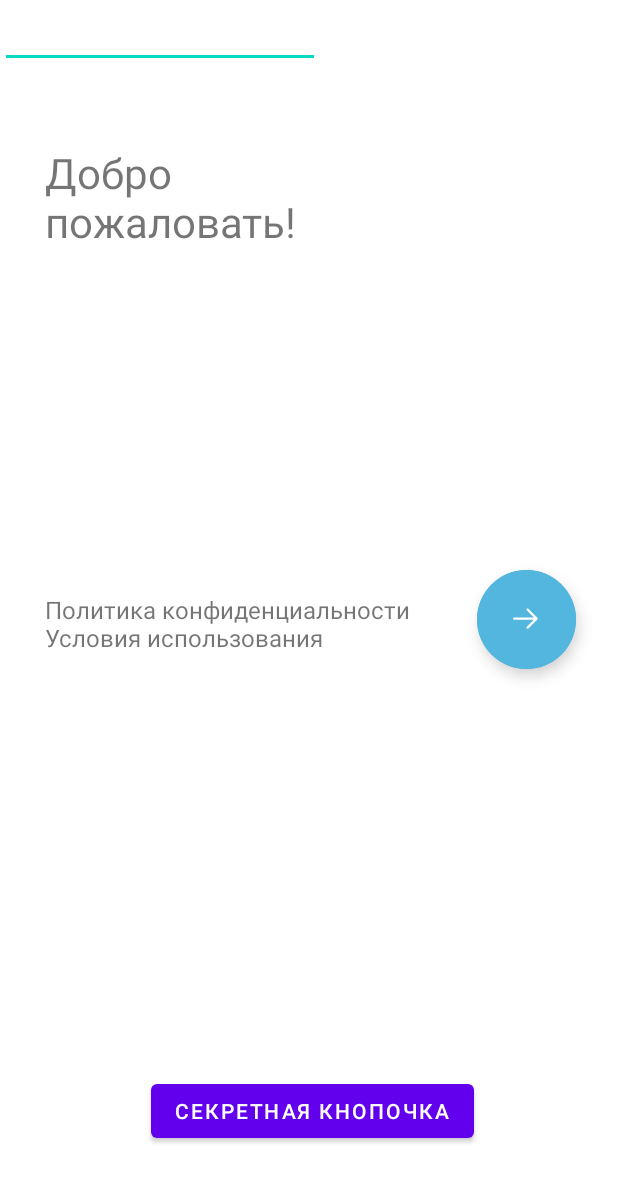
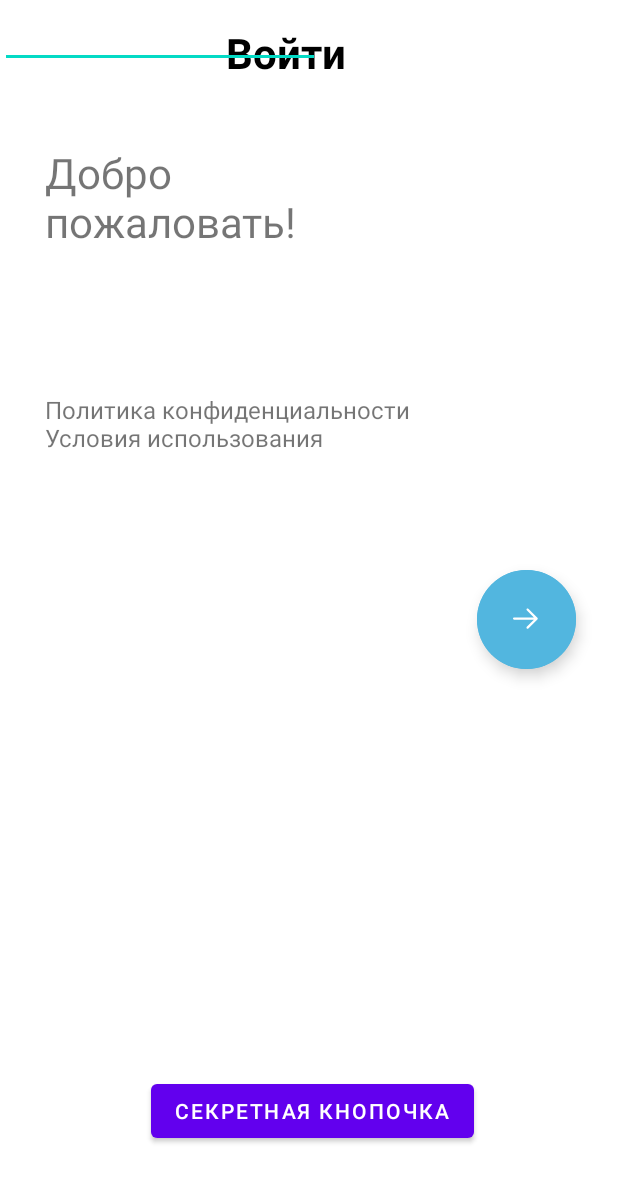
Before and after one commit to submgr/meditations, an Android app: the Auth screen opened directly, with no data from a screen before it, on a phone screen of 412 x 824 dp. Shown: the top 1182 px of the screen. Run offline under Robolectric (Android 15) with nearby library versions, the phone set to English and light mode, and no system bars.

Commit message:
updated color

```diff
--- a/app/src/main/res/layout/activity_auth.xml
+++ b/app/src/main/res/layout/activity_auth.xml
@@ -17,13 +17,28 @@
         app:layout_constraintEnd_toEndOf="parent" />
 
     <TextView
-        android:id="@+id/textView"
+        android:id="@+id/textView4"
         android:layout_width="246dp"
         android:layout_height="91dp"
         android:layout_marginStart="30dp"
         android:layout_marginTop="96dp"
         android:text="Добро пожаловать!"
         android:textSize="28dp"
+        app:layout_constraintStart_toStartOf="parent"
+        app:layout_constraintTop_toTopOf="parent"
+        tools:ignore="MissingConstraints" />
+
+    <TextView
+        android:id="@+id/textView"
+        android:layout_width="246dp"
+        android:layout_height="wrap_content"
+        android:layout_marginStart="68dp"
+        android:layout_marginTop="16dp"
+        android:text="Войти"
+        android:textAlignment="center"
+        android:textColor="#000000"
+        android:textSize="28dp"
+        android:textStyle="bold"
         app:layout_constraintStart_toStartOf="parent"
         app:layout_constraintTop_toTopOf="parent"
         tools:ignore="MissingConstraints" />
```
